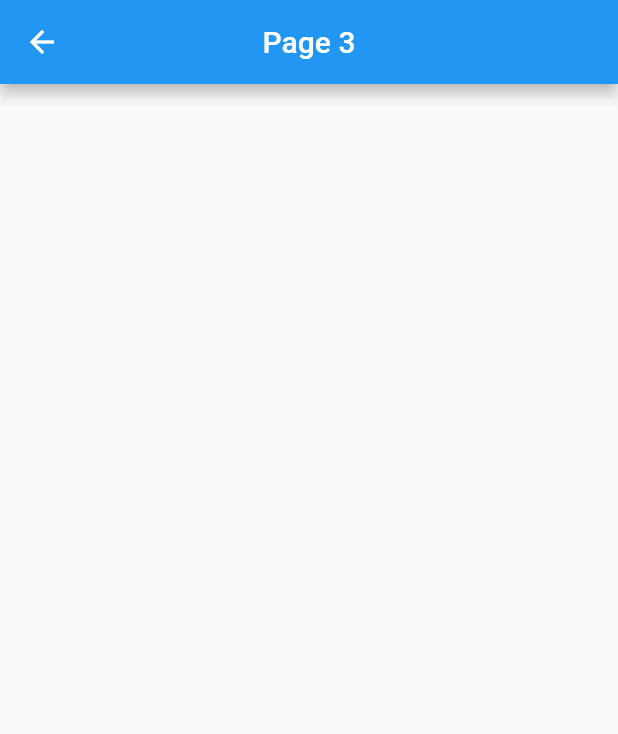
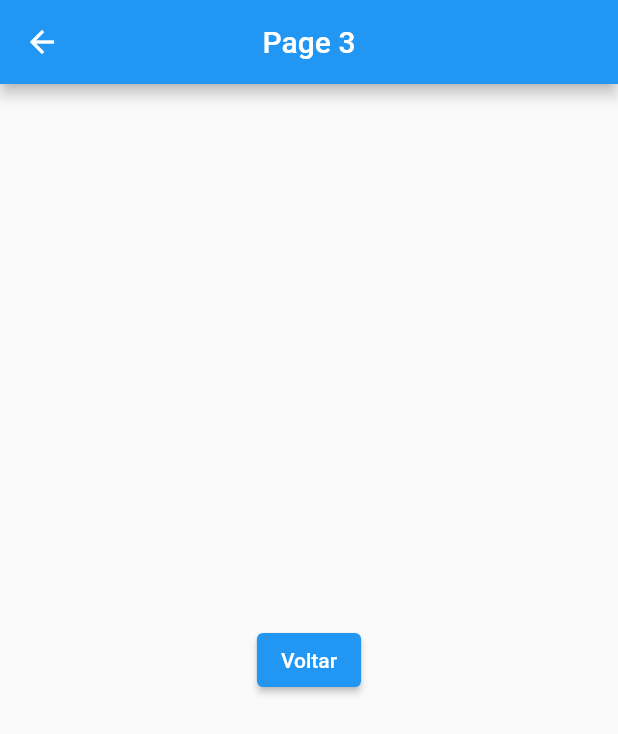
Before and after one commit to Maxel-Uds/Curso-Flutter-Essencial, a Flutter app: the screen it shows after launch, after a tap on "Page 3", on a phone screen of 412 x 824 dp. Shown: the top 734 px of the screen. Run offline on Flutter 3.47's test engine with Material 2 defaults, Android fonts, the phone set to English and light mode, and no system bars.

```diff
--- a/basic_flutter_and_widgets/lib/pages/hello_page2.dart
+++ b/basic_flutter_and_widgets/lib/pages/hello_page2.dart
@@ -17,7 +17,7 @@ class HelloPage2 extends StatelessWidget {
   _body(BuildContext context) {
     return Center(
       child: ElevatedButton(
-        onPressed: () => Navigator.pop(context),
+        onPressed: () => Navigator.pop(context, "Tela 2"),
         child: const Text("Voltar"),
       ),
     );
--- a/basic_flutter_and_widgets/lib/pages/hello_page3.dart
+++ b/basic_flutter_and_widgets/lib/pages/hello_page3.dart
@@ -10,6 +10,16 @@ class HelloPage3 extends StatelessWidget {
         title: const Text("Page 3"),
         centerTitle: true,
       ),
+      body: _body(context),
+    );
+  }
+
+  _body(BuildContext context) {
+    return Center(
+      child: ElevatedButton(
+        onPressed: () => Navigator.pop(context, "Tela 3"),
+        child: const Text("Voltar"),
+      ),
     );
   }
 }
--- a/basic_flutter_and_widgets/lib/pages/home_page.dart
+++ b/basic_flutter_and_widgets/lib/pages/home_page.dart
@@ -82,8 +82,10 @@ class HomePage extends StatelessWidget {
     );
   }
 
-  _onClickNavigator(BuildContext context, Widget page) {
-    Navigator.push(context, MaterialPageRoute(builder: (BuildContext context) => page));
+  _onClickNavigator(BuildContext context, Widget page) async {
+    String message = await Navigator.push(context, MaterialPageRoute(builder: (BuildContext context) => page));
+
+    print(message);
   }
 
   _img(String id) {
```
